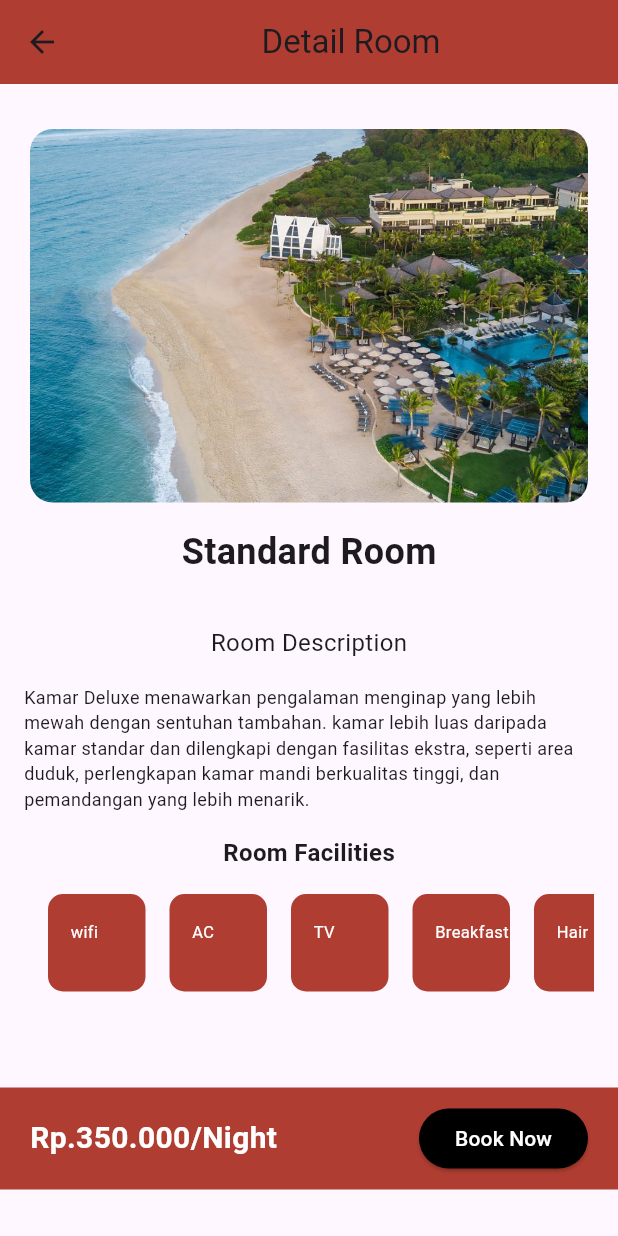
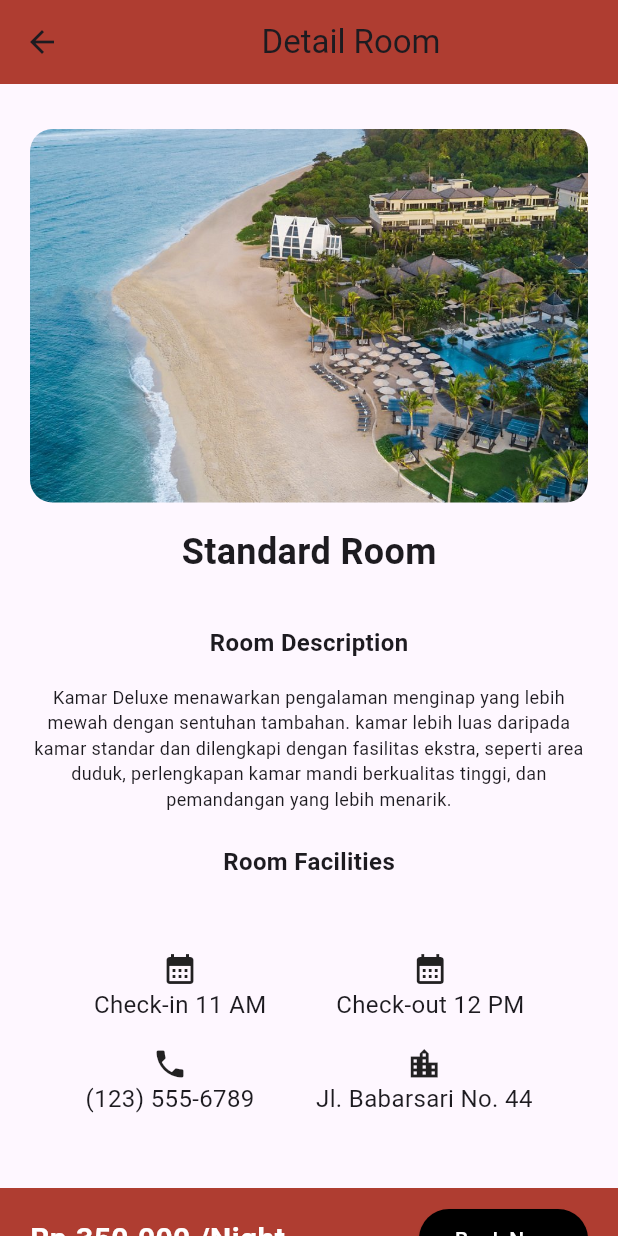
Before and after one commit to fidelcavell/hotel_pbp, a Flutter app: the RoomDetail screen opened directly, on a phone screen of 412 x 824 dp. Run offline on Flutter 3.47's test engine with Material 3 defaults, Android fonts, the phone set to English and light mode, and no system bars; our stand-ins replace barcode_widget, camera, flutter_riverpod, geocoding, geolocator, google_nav_bar and 4 more; missing offline and left inert: mobile_scanner, shake; accounts and stored records are empty.

Commit message:
remove facilities_box and update room_detail

```diff
--- a/lib/components/facilities_box.dart
+++ /dev/null
@@ -1,40 +0,0 @@
-import 'package:flutter/material.dart';
-
-class FacBox extends StatelessWidget {
-  final String text;
-
-  const FacBox({super.key,
-  required this.text});
-
-  @override
-  Widget build(BuildContext context) {
-    return Container(
-      width: 65,
-      height: 65,
-      decoration: BoxDecoration(
-        color: const Color.fromARGB(255, 175, 61, 49),
-        borderRadius: BorderRadius.circular(10),
-      ),
-       padding: const EdgeInsets.only(
-        left: 15,
-        bottom: 15,
-      ),
-      margin: const EdgeInsets.only(left: 16),
-      child:
-      Row(
-        crossAxisAlignment: CrossAxisAlignment.start,
-        children: [
-          Center(
-            child:
-          Text(
-            text,
-            style: const TextStyle(color: Colors.white,fontSize: 11.0),
-            overflow: TextOverflow.ellipsis,
-            softWrap: true,
-          ),
-          )
-        ],
-      ),
-    );
-  }
-}
--- a/lib/view/room_detail.dart
+++ b/lib/view/room_detail.dart
@@ -1,5 +1,5 @@
 import 'package:flutter/material.dart';
-import 'package:hotel_pbp/components/facilities_box.dart';
+// import 'package:hotel_pbp/components/facilities_box.dart';
 
 class RoomDetail extends StatelessWidget {
   const RoomDetail({super.key});
@@ -25,7 +25,7 @@ class RoomDetail extends StatelessWidget {
             const SizedBox(height: 30.0),
             ClipRRect(
               borderRadius:
-                  BorderRadius.circular(15), // Adjust the radius as needed
+                  BorderRadius.circular(15),
               child: Image.asset(
                 'assets/hotel1.jpg', // Replace with your image asset,
                 fit: BoxFit.cover,
@@ -38,6 +38,8 @@ class RoomDetail extends StatelessWidget {
               child: const Column(
                 crossAxisAlignment: CrossAxisAlignment.start,
                 children: [
+
+                  //Jenis Kamar
                   Center(
                     child: Text(
                       'Standard Room',
@@ -50,22 +52,31 @@ class RoomDetail extends StatelessWidget {
 
                   SizedBox(height: 32.0),
 
+                  //Deskripsi kamar
                   Center(
                     child: Text(
-                      'Room Description', // Replace with your description
-                      style: TextStyle(fontSize: 16.0),
+                      'Room Description',
+                      style: TextStyle(
+                        fontSize: 16.0,
+                        fontWeight: FontWeight.bold,
+                      ),
                     ),
                   ),
 
                   SizedBox(height: 16.0),
+
+                  //Isi deskripsi
                   Center(
                     child: Text(
                       'Kamar Deluxe menawarkan pengalaman menginap yang lebih mewah dengan sentuhan tambahan. kamar lebih luas daripada kamar standar dan dilengkapi dengan fasilitas ekstra, seperti area duduk, perlengkapan kamar mandi berkualitas tinggi, dan pemandangan yang lebih menarik. ',
                       style: TextStyle(fontSize: 12.0),
+                      textAlign: TextAlign.center,
                     ),
                   ),
 
-                  SizedBox(height: 16.0),
+                  SizedBox(height: 22.0),
+
+                  //fasilitas kamar
                   Center(
                     child: Text(
                       'Room Facilities',
@@ -73,54 +84,95 @@ class RoomDetail extends StatelessWidget {
                           fontSize: 16.0, fontWeight: FontWeight.bold),
                     ),
                   ),
-
                   SizedBox(height: 16.0),
-
                   Wrap(
                     spacing: 8.0,
                     children: [
-                      // Wrap the FacBox widgets inside a SingleChildScrollView
                       SingleChildScrollView(
                         scrollDirection: Axis.horizontal,
                         child: Row(
                           children: [
-                            FacBox(text: 'wifi'),
-                            FacBox(text: 'AC'),
-                            FacBox(text: 'TV'),
-                            FacBox(text: 'Breakfast'),
-                            FacBox(text: 'Hair Dryer'),
+                            // FacBox(text: 'wifi'),
+                            // FacBox(text: 'AC'),
+                            // FacBox(text: 'TV'),
+                            // FacBox(text: 'Breakfast'),
+                            // FacBox(text: 'Hair Dryer'),
                             // Add other FacBox widgets with their respective text
                           ],
                         ),
                       ),
                     ],
                   ),
-                  SizedBox(height: 16.0),
 
+                  SizedBox(height: 32.0),
+
+                  //Info hotel
                   Row(
                     mainAxisAlignment: MainAxisAlignment.spaceEvenly,
-                    children: <Widget>[
-                      // Check-in and check-out time widgets
+                    // mainAxisAlignment: MainAxisAlignment.spaceBetween,
+                    children: [
+                      Column(
+                        children: [
+                          Icon(Icons.calendar_month),
+                          Text(
+                            'Check-in 11 AM',
+                            style: TextStyle(fontSize: 16),
+                          ),
+                        ],
+                      ),
+                      Column(
+                        children: [
+                          Icon(Icons.calendar_month),
+                          Text(
+                            'Check-out 12 PM',
+                            style: TextStyle(fontSize: 16),
+                          ),
+                        ],
+                      )
                     ],
                   ),
                   SizedBox(height: 16.0),
-
+                  Row(
+                    mainAxisAlignment: MainAxisAlignment.spaceEvenly,
+                    children: [
+                      Column(
+                        children: [
+                          Icon(Icons.phone),
+                          Text(
+                            '(123) 555-6789',
+                            style: TextStyle(fontSize: 16),
+                          ),
+                        ],
+                      ),
+                      Column(
+                        children: [
+                          Icon(Icons.location_city),
+                          Text(
+                            'Jl. Babarsari No. 44',
+                            style: TextStyle(fontSize: 16),
+                          ),
+                        ],
+                      )
+                    ],
+                  ),
                   SizedBox(height: 16.0),
-
-                  // SizedBox(height: 16.0),
-                  // Add the contact information and address here
+                  SizedBox(height: 16.0),
                 ],
               ),
             ),
-            Container(
+
+            //harga dan button book
+            Align(
+                alignment: Alignment.bottomCenter,
+                child: Container(
                     color: const Color.fromARGB(255, 175, 61, 49),
-                padding:
-                    const EdgeInsets.symmetric(horizontal: 20, vertical: 10),
+                    padding: const EdgeInsets.symmetric(
+                        horizontal: 20, vertical: 10),
                     child: Row(
                       mainAxisAlignment: MainAxisAlignment.spaceBetween,
                       children: [
                         const Text(
-                      'Rp.350.000/Night',
+                          'Rp.350.000 /Night',
                           style: TextStyle(
                               fontSize: 20.0,
                               fontWeight: FontWeight.bold,
@@ -132,12 +184,18 @@ class RoomDetail extends StatelessWidget {
                             backgroundColor:
                                 MaterialStateProperty.all<Color>(Colors.black),
                           ),
-                      onPressed: () {},
+                          onPressed: () {
+                            // Navigator.push(
+                            //   context,
+                            //   MaterialPageRoute(
+                            //       builder: (context) => TransactionPage()),
+                            // );
+                          },
                           child: const Text('Book Now',
                               style: TextStyle(color: Colors.white)),
                         ),
                       ],
-                ))
+                    ))),
           ],
         ),
       ),
```
Lines whose indentation alone changed are shown as unchanged.
